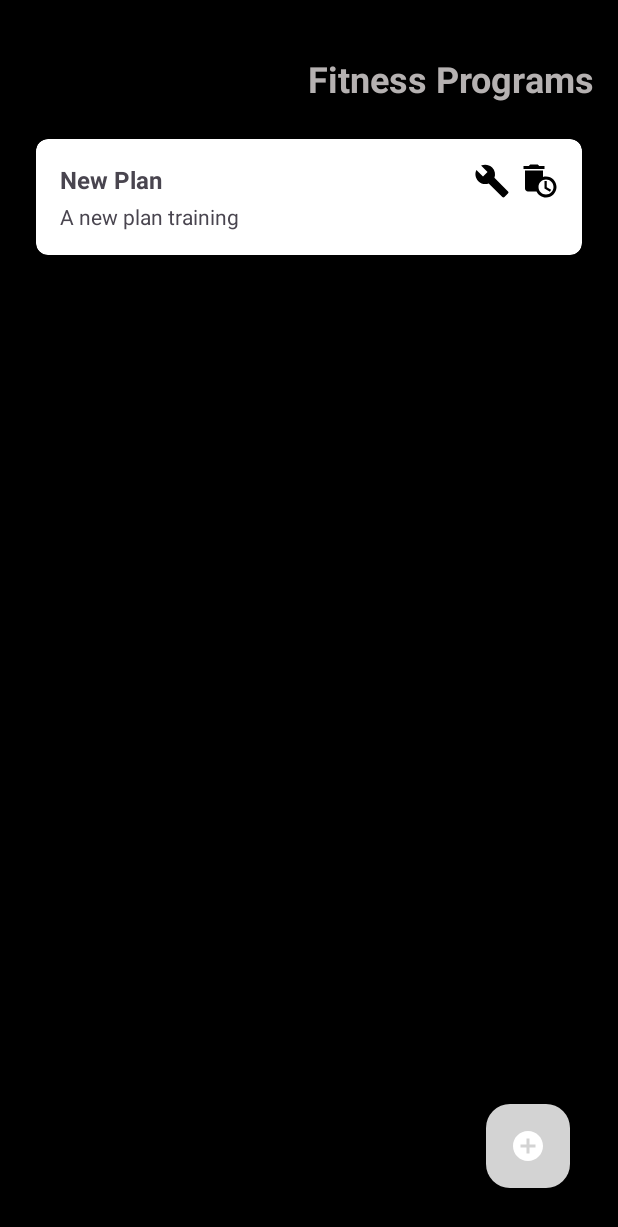
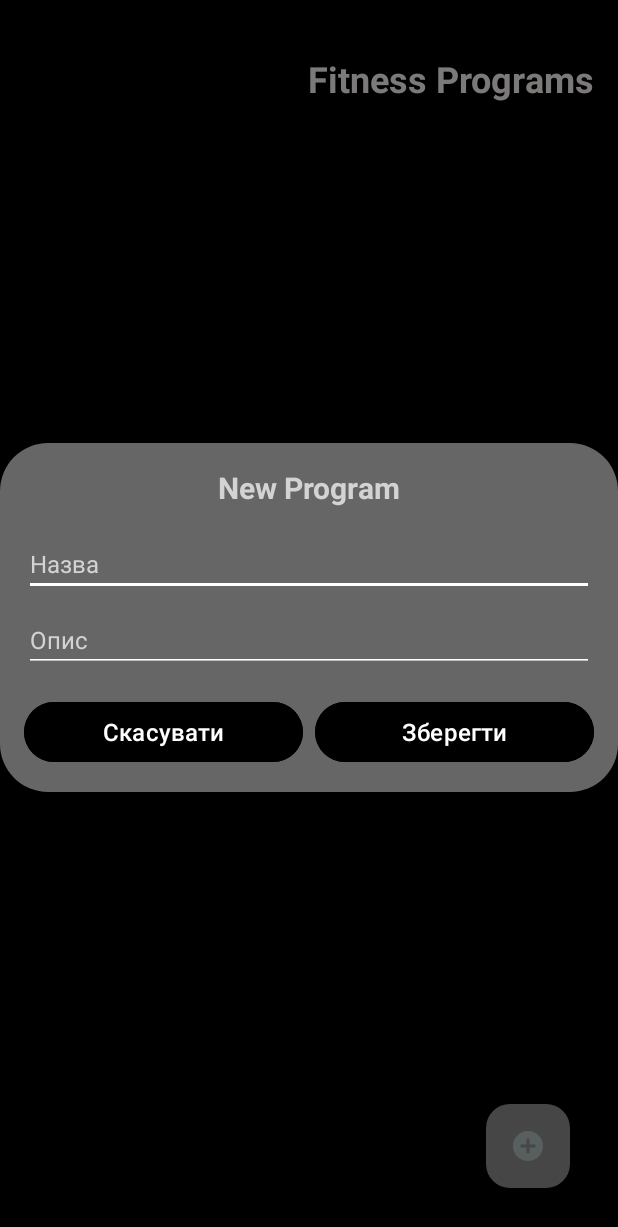
Before and after one commit to dygogive/GymLog, an Android app: the FitnessProgramsActivity screen opened directly, with no data from a screen before it, after a tap on "Add New", on a phone screen of 412 x 824 dp. Shown: the top 1227 px of the screen. Run offline under Robolectric (Android 15) with nearby library versions, the phone set to English and light mode, and no system bars.

Commit message:
Initial commit

```diff
--- a/app/src/main/java/com/example/gymlog/data/db/PlanManagerDAO.java
+++ b/app/src/main/java/com/example/gymlog/data/db/PlanManagerDAO.java
@@ -29,7 +29,7 @@ public class PlanManagerDAO {
     }
 
     // Додаємо новий план у базу
-    public long addPlan(FitnessProgram fitnessProgram) {
+    public long addFitProgram(FitnessProgram fitnessProgram) {
         SQLiteDatabase db = dbHelper.getWritableDatabase();
         ContentValues values = new ContentValues();
         values.put("name", fitnessProgram.getName());
--- a/app/src/main/java/com/example/gymlog/data/plan/GymSession.java
+++ b/app/src/main/java/com/example/gymlog/data/plan/GymSession.java
@@ -32,4 +32,8 @@ public class GymSession {
     public void setName(String dayName) {
         name = dayName;
     }
+
+    public String getName() {
+        return name;
+    }
 }
--- a/app/src/main/java/com/example/gymlog/ui/dialogs/EditNameDescDialog.java
+++ b/app/src/main/java/com/example/gymlog/ui/dialogs/DialogCreateEditNameDesc.java
@@ -6,16 +6,20 @@ import android.os.Bundle;
 import android.view.ViewGroup;
 import android.widget.Button;
 import android.widget.EditText;
+import android.widget.TextView;
+
 import androidx.annotation.NonNull;
 import com.example.gymlog.R;
 
-public class EditNameDescDialog extends Dialog {
+public class DialogCreateEditNameDesc extends Dialog {
 
     private final String currentName;
     private final String currentDescription;
+    private String titleDialog = "Edit template";
     private final OnEditConfirmedListener listener;
 
     private EditText editTextName, editTextDescription;
+    private TextView idtextViewDialogTitle;
     private Button buttonCancel, buttonSave;
 
     // Інтерфейс для передачі оновлених значень
@@ -23,11 +27,19 @@ public class EditNameDescDialog extends Dialog {
         void onEditConfirmed(String newName, String newDescription);
     }
 
-    public EditNameDescDialog(@NonNull Context context, String currentName, String currentDescription, OnEditConfirmedListener listener) {
+    public DialogCreateEditNameDesc(@NonNull Context context, String currentName, String currentDescription, OnEditConfirmedListener listener) {
         super(context);
         this.currentName = currentName;
         this.currentDescription = currentDescription;
         this.listener = listener;
+        this.titleDialog = context.getString(R.string.edit_plan);
+    }
+    public DialogCreateEditNameDesc(@NonNull Context context, String title, String currentName, String currentDescription, OnEditConfirmedListener listener) {
+        super(context);
+        this.currentName = currentName;
+        this.currentDescription = currentDescription;
+        this.listener = listener;
+        this.titleDialog = title;
     }
 
     @Override
@@ -41,10 +53,14 @@ public class EditNameDescDialog extends Dialog {
             getWindow().setBackgroundDrawableResource(android.R.color.transparent);
         }
 
+        idtextViewDialogTitle = (TextView) findViewById(R.id.textViewDialogTitle);
         editTextName = findViewById(R.id.editTextName);
         editTextDescription = findViewById(R.id.editTextDescription);
         buttonCancel = findViewById(R.id.buttonCancel);
         buttonSave = findViewById(R.id.buttonSave);
+
+        //встановити заголовок
+        idtextViewDialogTitle.setText(titleDialog);
 
         // Встановлюємо поточний текст, а не hint
         editTextName.setText(currentName);
--- a/app/src/main/java/com/example/gymlog/ui/plan/FitnessProgramsActivity.java
+++ b/app/src/main/java/com/example/gymlog/ui/plan/FitnessProgramsActivity.java
@@ -1,5 +1,6 @@
 package com.example.gymlog.ui.plan;
 
+import android.annotation.SuppressLint;
 import android.content.Intent;
 import android.os.Bundle;
 import android.widget.Toast;
@@ -13,7 +14,7 @@ import com.example.gymlog.R;
 import com.example.gymlog.data.db.PlanManagerDAO;
 import com.example.gymlog.data.plan.FitnessProgram;
 import com.example.gymlog.ui.dialogs.ConfirmDeleteDialog;
-import com.example.gymlog.ui.dialogs.EditNameDescDialog;
+import com.example.gymlog.ui.dialogs.DialogCreateEditNameDesc;
 import com.google.android.material.floatingactionbutton.FloatingActionButton;
 
 import java.util.ArrayList;
@@ -55,7 +56,7 @@ public class FitnessProgramsActivity extends AppCompatActivity {
                 new FitnessProgramAdapter.OnPlanCycleClickListener() {
                     @Override
                     public void onEditClick(FitnessProgram fitnessProgram) {
-                        EditNameDescDialog editDialog = new EditNameDescDialog(
+                        DialogCreateEditNameDesc editDialog = new DialogCreateEditNameDesc(
                                 FitnessProgramsActivity.this,
                                 fitnessProgram.getName(),
                                 fitnessProgram.getDescription(),
@@ -100,17 +101,34 @@ public class FitnessProgramsActivity extends AppCompatActivity {
 
     // Метод для додавання нового плану
     private void addNewPlan() {
-        FitnessProgram newPlan = new FitnessProgram(0, getString(R.string.new_plan), getString(R.string.new_program), new ArrayList<>());
-        long newPlanId = planManagerDAO.addPlan(newPlan);
+        FitnessProgram newFitnessProgram = new FitnessProgram(0, "", "", new ArrayList<>());
+        FitnessProgram finalNewFitnessProgram = newFitnessProgram;
+
+        @SuppressLint("NotifyDataSetChanged")
+        DialogCreateEditNameDesc editDialog = new DialogCreateEditNameDesc(
+                FitnessProgramsActivity.this, FitnessProgramsActivity.this.getString(R.string.new_program),
+                newFitnessProgram.getName(),
+                newFitnessProgram.getDescription(),
+                (newName, newDescription) -> {
+                    // Оновлення даних після редагування
+                    finalNewFitnessProgram.setName(newName);
+                    finalNewFitnessProgram.setDescription(newDescription);
+                    long newPlanId = planManagerDAO.addFitProgram(finalNewFitnessProgram);
 
                     if (newPlanId != -1) {
-            newPlan = new FitnessProgram(newPlanId, newPlan.getName(), newPlan.getDescription(), new ArrayList<>());
-            fitnessPrograms.add(newPlan);
+                        FitnessProgram newFitnessProgram1 = new FitnessProgram(newPlanId, finalNewFitnessProgram.getName(), finalNewFitnessProgram.getDescription(), new ArrayList<>());
+                        fitnessPrograms.add(newFitnessProgram1);
                         fitnessProgramAdapter.notifyDataSetChanged();
                         Toast.makeText(this, "План додано!", Toast.LENGTH_SHORT).show();
                     } else {
                         Toast.makeText(this, "Помилка при додаванні плану", Toast.LENGTH_SHORT).show();
                     }
+                }
+        );
+        editDialog.show();
+
+
+
     }
 
     // Метод для відкриття екрану редагування плану
--- a/app/src/main/java/com/example/gymlog/ui/plan/GymSessionAdapter.java
+++ b/app/src/main/java/com/example/gymlog/ui/plan/GymSessionAdapter.java
@@ -1,5 +1,6 @@
 package com.example.gymlog.ui.plan;
 
+import android.annotation.SuppressLint;
 import android.view.LayoutInflater;
 import android.view.View;
 import android.view.ViewGroup;
@@ -41,10 +42,11 @@ public class GymSessionAdapter extends RecyclerView.Adapter<GymSessionAdapter.Gy
         return new GymDayViewHolder(view);
     }
 
+    @SuppressLint("SetTextI18n")
     @Override
     public void onBindViewHolder(@NonNull GymDayViewHolder holder, int position) {
         GymSession gymSession = gymSessions.get(position);
-        holder.dayName.setText("День тренування №" + gymSession.getId());
+        holder.dayName.setText(gymSession.getName() + "\\n" + gymSession.getDescription());
 
         // Натискання на елемент для редагування дня
         holder.itemView.setOnClickListener(v -> listener.onDayClick(gymSession));
--- /dev/null
+++ b/app/src/main/res/drawable/baseline_brush_24.xml
@@ -0,0 +1,5 @@
+<vector xmlns:android="http://schemas.android.com/apk/res/android" android:height="24dp" android:tint="#000000" android:viewportHeight="24" android:viewportWidth="24" android:width="24dp">
+
+    <path android:fillColor="@android:color/white" android:pathData="M7,14c-1.66,0 -3,1.34 -3,3 0,1.31 -1.16,2 -2,2 0.92,1.22 2.49,2 4,2 2.21,0 4,-1.79 4,-4 0,-1.66 -1.34,-3 -3,-3zM20.71,4.63l-1.34,-1.34c-0.39,-0.39 -1.02,-0.39 -1.41,0L9,12.25 11.75,15l8.96,-8.96c0.39,-0.39 0.39,-1.02 0,-1.41z"/>
+
+</vector>
--- a/app/src/main/res/layout/activity_exercise_management.xml
+++ b/app/src/main/res/layout/activity_exercise_management.xml
@@ -14,5 +14,7 @@
         android:layout_gravity="bottom|end"
         android:layout_margin="16dp"
         android:src="@drawable/ic_add"
+        app:backgroundTint="@color/primary_variant"
+        app:tint="@color/secondary"
         android:contentDescription="@string/add_exercise" />
 </FrameLayout>
--- a/app/src/main/res/layout/activity_fitness_programs.xml
+++ b/app/src/main/res/layout/activity_fitness_programs.xml
@@ -43,8 +43,8 @@
         android:layout_height="wrap_content"
         app:srcCompat="@drawable/ic_add"
         android:contentDescription="@string/add_new_plan"
-        app:backgroundTint="@color/primary"
-        app:tint="@android:color/white"
+        app:backgroundTint="@color/primary_variant"
+        app:tint="@color/secondary"
         app:layout_constraintBottom_toBottomOf="parent"
         app:layout_constraintEnd_toEndOf="parent"
         android:layout_margin="16dp"/>
--- a/app/src/main/res/layout/activity_plan_edit.xml
+++ b/app/src/main/res/layout/activity_plan_edit.xml
@@ -26,10 +26,11 @@
         android:id="@+id/buttonAddDay"
         android:layout_width="wrap_content"
         android:layout_height="wrap_content"
+        android:layout_margin="16dp"
         android:src="@drawable/ic_add"
-        app:tint="@color/background"
+        app:backgroundTint="@color/primary_variant"
         app:layout_constraintBottom_toBottomOf="parent"
         app:layout_constraintEnd_toEndOf="parent"
-        android:layout_margin="16dp" />
+        app:tint="@color/secondary" />
 
 </androidx.constraintlayout.widget.ConstraintLayout>
--- a/app/src/main/res/layout/dialog_edit_name_description.xml
+++ b/app/src/main/res/layout/dialog_edit_name_description.xml
@@ -12,7 +12,7 @@
         android:id="@+id/textViewDialogTitle"
         android:layout_width="wrap_content"
         android:layout_height="wrap_content"
-        android:text="Редагування"
+        android:text="@string/edit"
         android:textSize="20sp"
         android:textStyle="bold"
         android:textColor="@color/primary"
--- a/app/src/main/res/layout/item_plan_day.xml
+++ b/app/src/main/res/layout/item_plan_day.xml
@@ -14,10 +14,10 @@
         android:padding="16dp">
 
         <LinearLayout
-            android:layout_width="0dp"
+            android:layout_width="match_parent"
             android:layout_height="wrap_content"
-            android:orientation="vertical"
-            android:layout_weight="1">
+            android:layout_weight="1"
+            android:orientation="vertical">
 
             <!-- Назва дня -->
             <TextView
@@ -25,17 +25,17 @@
                 android:layout_width="wrap_content"
                 android:layout_height="wrap_content"
                 android:text="@string/day_name"
-                android:textStyle="bold"
-                android:textSize="16sp" />
+                android:textSize="16sp"
+                android:textStyle="bold" />
 
             <!-- Короткий опис -->
             <TextView
                 android:id="@+id/textViewDayDescription"
                 android:layout_width="wrap_content"
                 android:layout_height="wrap_content"
+                android:layout_marginTop="4dp"
                 android:text="@string/description"
-                android:textSize="14sp"
-                android:layout_marginTop="4dp" />
+                android:textSize="14sp" />
         </LinearLayout>
 
         <!-- Кнопка редагування -->
@@ -43,18 +43,21 @@
             android:id="@+id/buttonEditDay"
             android:layout_width="wrap_content"
             android:layout_height="wrap_content"
-            android:src="@drawable/ic_edit"
+            android:layout_marginStart="8dp"
+            android:layout_marginEnd="8dp"
+            android:background="?attr/selectableItemBackground"
             android:contentDescription="@string/edit_day"
-            android:background="?attr/selectableItemBackground"
-            android:layout_marginEnd="8dp" />
+            android:src="@drawable/baseline_brush_24" />
 
         <!-- Кнопка видалення -->
         <ImageButton
             android:id="@+id/buttonDeleteDay"
             android:layout_width="wrap_content"
             android:layout_height="wrap_content"
-            android:src="@drawable/ic_delete"
+            android:layout_marginLeft="8dp"
+            android:layout_marginEnd="8dp"
+            android:background="?attr/selectableItemBackground"
             android:contentDescription="@string/delete_day"
-            android:background="?attr/selectableItemBackground" />
+            android:src="@drawable/ic_delete" />
     </LinearLayout>
 </androidx.cardview.widget.CardView>
--- a/app/src/main/res/values/strings.xml
+++ b/app/src/main/res/values/strings.xml
@@ -168,12 +168,11 @@
     <string name="description" translatable="false">Description</string>
     <string name="plan_management_title">Fitness Programs</string>
     <string name="add_new_plan">Add New</string>
-    <string name="edit_plan">Edit Plan</string>
+    <string name="edit_plan">Edit Program Name</string>
     <string name="enter_plan_name">Enter plan name</string>
-    <string name="enter_plan_description">Enter plan description</string>
     <string name="add_new_day">Add new day</string>
-    <string name="new_plan">New Plan</string>
-    <string name="new_program">A new plan training</string>
+    <string name="new_program">New Program</string>
+    <string name="create_gym_session">Create Gym Session</string>
     <string name="_save_block">Save exercises block</string>
     <string name="descr_block">Training block description</string>
     <string name="training_block_name">Name of training block</string>
@@ -185,6 +184,9 @@
     <string name="add_a_training_day">Add a training day</string>
     <string name="save_the_plan">Save the plan</string>
     <string name="edit_name_description">Edit name and description</string>
+    <string name="do_you_really_want_to_delete">Do you really want to delete? \"</string>
+    <string name="confirm_deletion">Confirm deletion</string>
+    <string name="edit">Edit</string>
 
 
 </resources>
```
Also changed, not shown: app/src/main/java/com/example/gymlog/ui/dialogs/ConfirmDeleteDialog.java (+17 -3 lines), app/src/main/java/com/example/gymlog/ui/plan/GymSessionsActivity.java (+23 -7 lines), app/src/main/res/layout/activity_main.xml (+5 -5 lines), app/src/main/res/drawable/exe_editor_ico.png (deleted), app/src/main/res/drawable/exer_list_ico.png (deleted), app/src/main/res/drawable/gym_ico.png (deleted), app/src/main/res/drawable/history_ico.png (deleted), app/src/main/res/drawable/plandays_ico.png (deleted), 1 other file. Lines whose indentation alone changed are shown as unchanged.
